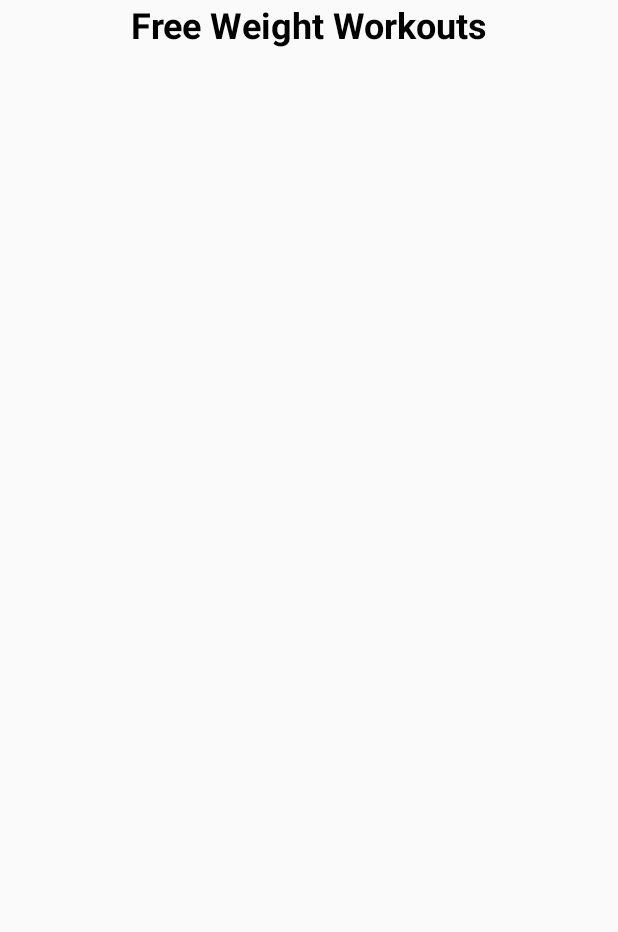
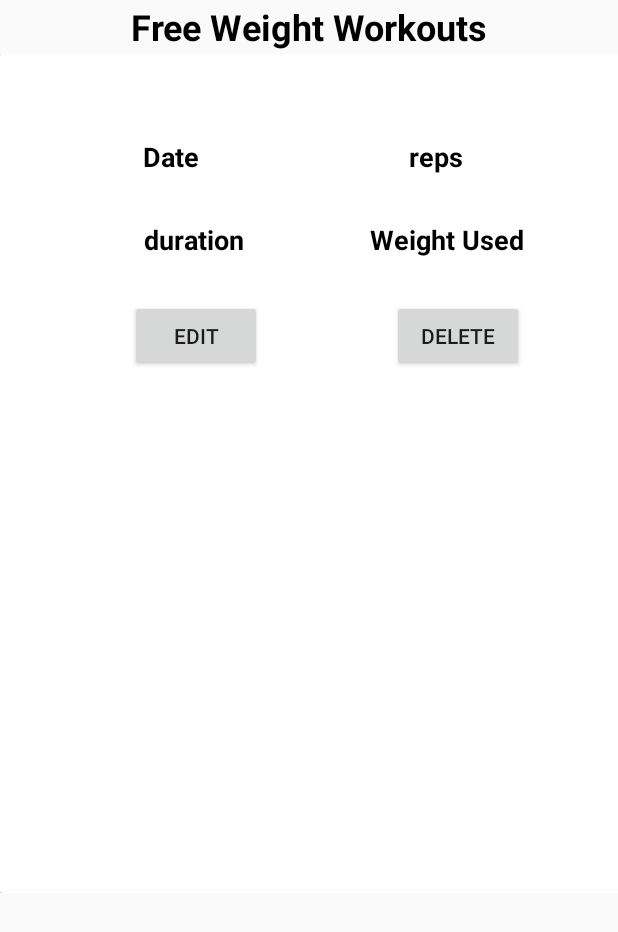
Before and after one commit to SkltnJack/WorkoutFinalProject, an Android app: the layout view_free_weight_workouts.xml on its own in the app's theme, with its tools: preview values and no code run, on a phone screen of 412 x 824 dp. Shown: the top 932 px of the screen. Run offline under Robolectric (Android 15) with nearby library versions, the phone set to English and light mode, and no system bars; Roboto replaces fonts that are not available here.

Commit message:
mongo fix plz

```diff
--- a/app/build.gradle
+++ b/app/build.gradle
@@ -37,6 +37,7 @@ dependencies {
     implementation 'androidx.appcompat:appcompat:1.2.0'
     implementation 'androidx.constraintlayout:constraintlayout:2.0.4'
     implementation 'com.google.firebase:firebase-database-ktx:19.5.1'
+    implementation 'com.google.firebase:firebase-database:16.0.4'
     testImplementation 'junit:junit:4.12'
     androidTestImplementation 'androidx.test.ext:junit:1.1.2'
     androidTestImplementation 'androidx.test.espresso:espresso-core:3.3.0'
--- a/app/src/main/java/project/st991438136/alex/fragment/FreeWeightFragment.kt
+++ b/app/src/main/java/project/st991438136/alex/fragment/FreeWeightFragment.kt
@@ -23,8 +23,14 @@ class FreeWeightFragment : Fragment() {
 
         binding.btnViewPastWorkoutsFW.setOnClickListener { view: View ->
             view.findNavController().navigate(R.id.action_freeWeightFragment_to_viewFreeWeightFragment)
+
+
         }
 
         return binding.root
     }
+
+
+
+
 }
--- /dev/null
+++ b/app/src/main/res/layout/card_view_fw.xml
@@ -0,0 +1,96 @@
+<?xml version="1.0" encoding="utf-8"?>
+<androidx.cardview.widget.CardView xmlns:android="http://schemas.android.com/apk/res/android"
+    xmlns:tools="http://schemas.android.com/tools"
+    android:layout_width="match_parent"
+    android:layout_height="match_parent"
+    xmlns:app="http://schemas.android.com/apk/res-auto">
+
+    <androidx.constraintlayout.widget.ConstraintLayout
+        android:layout_width="match_parent"
+        android:layout_height="228dp">
+
+
+        <TextView
+            android:id="@+id/durationfw"
+            android:layout_width="wrap_content"
+            android:layout_height="wrap_content"
+            android:layout_marginStart="9dp"
+            android:layout_marginBottom="28dp"
+            android:text="duration"
+            android:textColor="@android:color/background_dark"
+            android:textSize="18sp"
+            android:textStyle="bold"
+            app:layout_constraintBottom_toTopOf="@+id/btnEditFW"
+            app:layout_constraintStart_toStartOf="@+id/btnEditFW" />
+
+        <TextView
+            android:id="@+id/datefw"
+            android:layout_width="0dp"
+            android:layout_height="24dp"
+            android:layout_marginStart="95dp"
+            android:layout_marginTop="56dp"
+            android:layout_marginEnd="100dp"
+            android:layout_marginBottom="56dp"
+            android:text="Date"
+            android:textColor="@android:color/background_dark"
+            android:textSize="18sp"
+            android:textStyle="bold"
+            app:layout_constraintBottom_toBottomOf="@+id/durationfw"
+            app:layout_constraintEnd_toStartOf="@+id/reps"
+            app:layout_constraintStart_toStartOf="parent"
+            app:layout_constraintTop_toTopOf="parent" />
+
+        <TextView
+            android:id="@+id/reps"
+            android:layout_width="wrap_content"
+            android:layout_height="wrap_content"
+            android:layout_marginTop="56dp"
+            android:layout_marginEnd="105dp"
+            android:layout_marginBottom="56dp"
+            android:text="reps"
+            android:textColor="@android:color/background_dark"
+            android:textSize="18sp"
+            android:textStyle="bold"
+            app:layout_constraintBottom_toBottomOf="@+id/weightUsed"
+            app:layout_constraintEnd_toEndOf="parent"
+            app:layout_constraintStart_toEndOf="@+id/datefw"
+            app:layout_constraintTop_toTopOf="parent" />
+
+        <TextView
+            android:id="@+id/weightUsed"
+            android:layout_width="wrap_content"
+            android:layout_height="wrap_content"
+            android:text="Weight Used"
+            android:textColor="@android:color/background_dark"
+            android:textSize="18sp"
+            android:textStyle="bold"
+            app:layout_constraintBottom_toBottomOf="@+id/durationfw"
+            app:layout_constraintEnd_toEndOf="@+id/btnDeleteFW"
+            app:layout_constraintTop_toTopOf="@+id/durationfw" />
+
+        <Button
+            android:id="@+id/btnDeleteFW"
+            android:layout_width="wrap_content"
+            android:layout_height="wrap_content"
+            android:layout_marginBottom="16dp"
+            android:text="Delete"
+            app:layout_constraintBottom_toBottomOf="parent"
+            app:layout_constraintEnd_toEndOf="parent"
+            app:layout_constraintStart_toEndOf="@+id/btnEditFW" />
+
+        <Button
+            android:id="@+id/btnEditFW"
+            android:layout_width="wrap_content"
+            android:layout_height="wrap_content"
+            android:layout_marginStart="22dp"
+            android:layout_marginEnd="21dp"
+            android:layout_marginBottom="16dp"
+            android:text="Edit"
+            app:layout_constraintBottom_toBottomOf="parent"
+            app:layout_constraintEnd_toStartOf="@+id/btnDeleteFW"
+            app:layout_constraintStart_toStartOf="parent" />
+
+
+    </androidx.constraintlayout.widget.ConstraintLayout>
+
+</androidx.cardview.widget.CardView>
--- a/app/src/main/res/layout/view_free_weight_workouts.xml
+++ b/app/src/main/res/layout/view_free_weight_workouts.xml
@@ -11,38 +11,62 @@
 
     <androidx.constraintlayout.widget.ConstraintLayout
         android:layout_width="match_parent"
-        android:layout_height="match_parent">
+        android:layout_height="597dp">
 
         <TextView
             android:id="@+id/titleFreeWeights"
             android:layout_width="match_parent"
             android:layout_height="wrap_content"
+            android:layout_marginTop="1dp"
+            android:layout_marginBottom="2dp"
             android:fontFamily="@font/advent_pro_semibold"
             android:text="Free Weight Workouts"
             android:textAlignment="center"
             android:textColor="@android:color/background_dark"
             android:textSize="24sp"
             android:textStyle="bold"
+            app:layout_constraintBottom_toTopOf="@+id/fwRecycleView"
             app:layout_constraintEnd_toEndOf="parent"
             app:layout_constraintStart_toStartOf="parent"
             app:layout_constraintTop_toTopOf="parent" />
 
-        <ScrollView
-            android:layout_width="match_parent"
-            android:layout_height="wrap_content"
-            android:layout_marginTop="4dp"
+        <androidx.recyclerview.widget.RecyclerView
+
+            android:id="@+id/fwRecycleView"
+            android:layout_width="414dp"
+            android:layout_height="0dp"
+            android:layout_marginBottom="2dp"
+            app:layout_constraintBottom_toBottomOf="parent"
             app:layout_constraintEnd_toEndOf="parent"
             app:layout_constraintHorizontal_bias="0.0"
             app:layout_constraintStart_toStartOf="parent"
-            app:layout_constraintTop_toBottomOf="@+id/titleFreeWeights">
-
-            <TextView
-                android:layout_width="match_parent"
-                android:layout_height="wrap_content"
-                android:textAlignment="viewStart"
-                android:textSize="14sp" />
+            app:layout_constraintTop_toBottomOf="@+id/titleFreeWeights"
+            tools:listitem="@layout/card_view_fw">
 
 
-        </ScrollView>
+        </androidx.recyclerview.widget.RecyclerView>
+
+
+        <!--        <androidx.recyclerview.widget.RecyclerView-->
+        <!--            android:layout_width="match_parent"-->
+        <!--            android:layout_height="wrap_content"-->
+        <!--            android:layout_marginTop="4dp"-->
+        <!--            app:layout_constraintEnd_toEndOf="parent"-->
+        <!--            app:layout_constraintHorizontal_bias="0.0"-->
+        <!--            app:layout_constraintStart_toStartOf="parent"-->
+        <!--            app:layout_constraintTop_toBottomOf="@+id/titleFreeWeights">-->
+
+        <!--            <androidx.cardview.widget.CardView-->
+        <!--                android:id="@+id/cardView"-->
+        <!--                android:layout_width="match_parent"-->
+        <!--                android:layout_height="wrap_content">-->
+        <!--                -->
+        <!--                -->
+        <!--                -->
+        <!--            </androidx.cardview.widget.CardView>-->
+        <!--            -->
+
+
+        <!--        </androidx.recyclerview.widget.RecyclerView>-->
     </androidx.constraintlayout.widget.ConstraintLayout>
 </layout>
```
Also changed, not shown: app/src/main/java/project/st991438136/alex/MainActivity.kt (+63 -1 lines), app/src/main/java/project/st991438136/alex/adapters/RecyclerVierwAdapterRun.kt (added, +44 -0 lines), app/src/main/java/project/st991438136/alex/adapters/RecyclerViewAdapterFW.kt (added, +44 -0 lines), app/src/main/java/project/st991438136/alex/database/DBModel.kt (+5 -5 lines), app/src/main/res/layout/card_view_run.xml (added, +91 -0 lines), app/src/main/res/layout/view_running_workouts.xml (+11 -13 lines).
